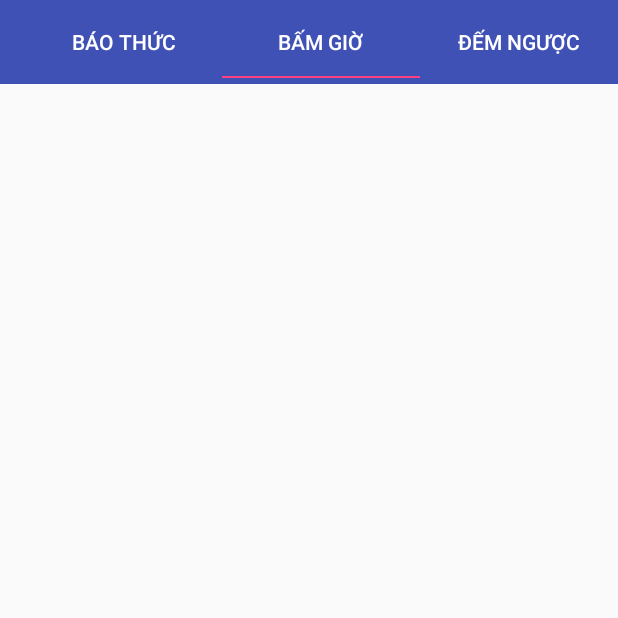
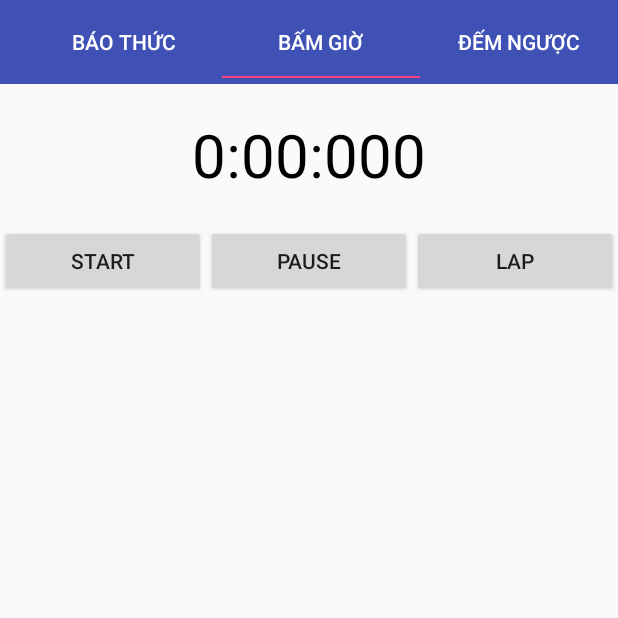
Before and after one commit to tesha3213/appalarm, an Android app: the screen it shows after launch (MainActivity), tab 2 chosen, on a phone screen of 412 x 824 dp, the top half of it. Run offline under Robolectric (Android 15) with nearby library versions, the light colour scheme and no system bars.

Commit message:
Stopwatch added

```diff
--- a/app/src/main/java/com/example/dande/alarm/StopwatchFragment.java
+++ b/app/src/main/java/com/example/dande/alarm/StopwatchFragment.java
@@ -1,11 +1,82 @@
 package com.example.dande.alarm;
 
-/**
- * Created by dande on 11/28/2017.
- */
+import android.content.Context;
+import android.os.Handler;
+import android.os.SystemClock;
+import android.support.annotation.Nullable;
+import android.support.v7.app.AppCompatActivity;
+import android.os.Bundle;
+import android.support.v7.widget.RecyclerView;
+import android.view.LayoutInflater;
+import android.view.View;
+import android.view.ViewGroup;
+import android.widget.Button;
+import android.widget.LinearLayout;
+import android.widget.TextView;
 
-public class StopwatchFragment extends MyFragment {
+public class StopwatchFragment extends MyFragment{
+    Button btnStart,btnPause, btnLap;
+    TextView txtTimer;
+    Handler customHandler = new Handler();
+    LinearLayout container;
+    Runnable updateTimerThread = new Runnable() {
+        @Override
+        public void run() {
+            timeMilliseconds=SystemClock.uptimeMillis()-startTime;
+            updateTime = timeSwapBuff+timeMilliseconds;
+            int secs=(int)(updateTime/1000);
+            int mins=secs/60;
+            secs%=60;
+            int milliseconds=(int)(updateTime%1000);
+            txtTimer.setText(""+mins+":"+String.format("%2d",secs)+":"
+                                        +String.format("%3d",milliseconds));
+            customHandler.postDelayed(this,0);
+        }
+    };
+    long startTime=0L, timeMilliseconds=0L, timeSwapBuff=0L, updateTime=0L;
     public StopwatchFragment(){
         setName("Bấm Giờ");
     }
-}
+
+    @Nullable
+    @Override
+    public View onCreateView(LayoutInflater inflater, @Nullable ViewGroup container, @Nullable Bundle savedInstanceState) {
+        View view = inflater.inflate(R.layout.activity_stopwatch_fragment, null);
+
+        btnStart = (Button) view.findViewById(R.id.btnStart);
+        btnPause = (Button) view.findViewById(R.id.btnPause);
+        btnLap   = (Button) view.findViewById(R.id.btnLap);
+        txtTimer = (TextView) view.findViewById(R.id.timerValue);
+        container = (LinearLayout) view.findViewById(R.id.container);
+
+        btnStart.setOnClickListener(new View.OnClickListener() {
+            @Override
+            public void onClick(View view) {
+                startTime = SystemClock.uptimeMillis();
+
+                customHandler.postDelayed(updateTimerThread,0);
+            }
+        });
+
+        btnPause.setOnClickListener(new View.OnClickListener() {
+            @Override
+            public void onClick(View view) {
+                timeSwapBuff=timeMilliseconds;
+                customHandler.removeCallbacks(updateTimerThread);
+            }
+        });
+
+        final ViewGroup finalContainer = container;
+        btnLap.setOnClickListener(new View.OnClickListener() {
+            @Override
+            public void onClick(View view) {
+                LayoutInflater inflater= (LayoutInflater)getContext().getSystemService(Context.LAYOUT_INFLATER_SERVICE);
+                View addView = inflater.inflate(R.layout.row,null);
+                TextView txtValue = (TextView)addView.findViewById(R.id.txtContent);
+                txtValue.setText(txtTimer.getText());
+                finalContainer.addView(addView);
+            }
+        });
+        return view;
+    }
+    }
--- /dev/null
+++ b/app/src/main/res/layout/activity_stopwatch_fragment.xml
@@ -0,0 +1,62 @@
+<?xml version="1.0" encoding="utf-8"?>
+<LinearLayout xmlns:android="http://schemas.android.com/apk/res/android"
+    xmlns:app="http://schemas.android.com/apk/res-auto"
+    xmlns:tools="http://schemas.android.com/tools"
+    android:layout_width="match_parent"
+    android:layout_height="match_parent"
+    android:orientation="vertical"
+    tools:context="com.example.dande.alarm.StopwatchFragment">
+
+    <TextView
+        android:id="@+id/timerValue"
+        android:layout_width="wrap_content"
+        android:layout_height="wrap_content"
+        android:layout_gravity="center_horizontal"
+        android:layout_margin="20dp"
+        android:layout_marginBottom="20dp"
+        android:text="0:00:000"
+        android:textColor="#000000"
+        android:textSize="40sp" />
+
+    <LinearLayout
+        android:layout_width="match_parent"
+        android:layout_height="wrap_content"
+        android:orientation="horizontal">
+
+        <Button
+            android:id="@+id/btnStart"
+            android:layout_width="0dp"
+            android:layout_height="wrap_content"
+            android:layout_weight="1"
+            android:text="Start" />
+
+        <Button
+            android:id="@+id/btnPause"
+            android:layout_width="0dp"
+            android:layout_height="wrap_content"
+            android:layout_weight="1"
+            android:text="Pause" />
+
+        <Button
+            android:id="@+id/btnLap"
+            android:layout_width="0dp"
+            android:layout_height="wrap_content"
+            android:layout_weight="1"
+            android:text="Lap" />
+
+    </LinearLayout>
+
+    <LinearLayout
+        android:layout_width="match_parent"
+        android:layout_height="wrap_content">
+        <ScrollView
+            android:layout_width="match_parent"
+            android:layout_height="wrap_content">
+            <LinearLayout
+                android:id="@+id/container"
+                android:orientation="vertical"
+                android:layout_width="match_parent"
+                android:layout_height="wrap_content"></LinearLayout>
+        </ScrollView>
+    </LinearLayout>
+</LinearLayout>
```
Also changed, not shown: app/src/main/res/layout/row.xml (added, +13 -0 lines).
